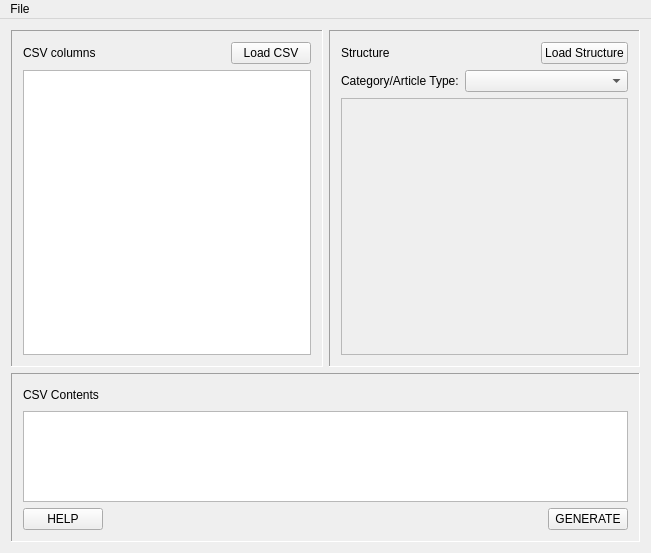
farling42/csv2rw, file mainwindow.ui: the form before one commit.
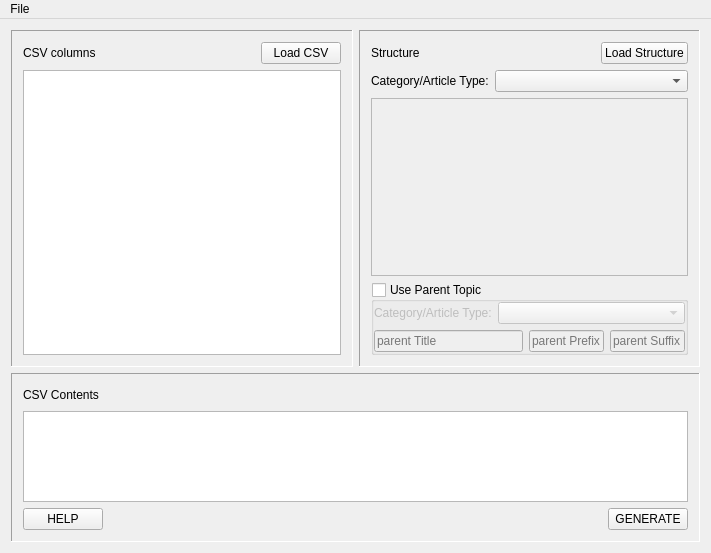
The form after the commit.

Commit message: Update to version 1.3, adding the capability to specify an optional parent category for all the topics/articles to be contained under.

```diff
--- a/mainwindow.ui
+++ b/mainwindow.ui
@@ -6,7 +6,7 @@
    <rect>
     <x>0</x>
     <y>0</y>
-    <width>651</width>
+    <width>711</width>
     <height>553</height>
    </rect>
   </property>
@@ -140,7 +140,7 @@
             <property name="frameShadow">
              <enum>QFrame::Sunken</enum>
             </property>
-            <layout class="QVBoxLayout" name="verticalLayout_2" stretch="0,0,0">
+            <layout class="QVBoxLayout" name="verticalLayout_2" stretch="0,0,0,0">
              <item>
               <widget class="QWidget" name="widget_4" native="true">
                <layout class="QHBoxLayout" name="horizontalLayout_4">
@@ -244,13 +244,137 @@
                  <rect>
                   <x>0</x>
                   <y>0</y>
-                  <width>300</width>
-                  <height>262</height>
+                  <width>321</width>
+                  <height>195</height>
                  </rect>
                 </property>
                </widget>
               </widget>
              </item>
+             <item>
+              <widget class="QGroupBox" name="parentGroupBox">
+               <property name="title">
+                <string>Use Parent Topic</string>
+               </property>
+               <property name="checkable">
+                <bool>true</bool>
+               </property>
+               <property name="checked">
+                <bool>false</bool>
+               </property>
+               <layout class="QVBoxLayout" name="verticalLayout_6">
+                <property name="leftMargin">
+                 <number>0</number>
+                </property>
+                <property name="topMargin">
+                 <number>0</number>
+                </property>
+                <property name="rightMargin">
+                 <number>0</number>
+                </property>
+                <property name="bottomMargin">
+                 <number>0</number>
+                </property>
+                <item>
+                 <widget class="QWidget" name="parentDetails" native="true">
+                  <layout class="QVBoxLayout" name="verticalLayout_7">
+                   <property name="leftMargin">
+                    <number>0</number>
+                   </property>
+                   <property name="topMargin">
+                    <number>0</number>
+                   </property>
+                   <property name="rightMargin">
+                    <number>0</number>
+                   </property>
+                   <property name="bottomMargin">
+                    <number>0</number>
+                   </property>
+                   <item>
+                    <widget class="QWidget" name="widget_7" native="true">
+                     <layout class="QHBoxLayout" name="horizontalLayout" stretch="0,1">
+                      <property name="leftMargin">
+                       <number>0</number>
+                      </property>
+                      <property name="topMargin">
+                       <number>0</number>
+                      </property>
+                      <property name="rightMargin">
+                       <number>0</number>
+                      </property>
+                      <property name="bottomMargin">
+                       <number>0</number>
+                      </property>
+                      <item>
+                       <widget class="QLabel" name="label_2">
+                        <property name="text">
+                         <string>Category/Article Type:</string>
+                        </property>
+                       </widget>
+                      </item>
+                      <item>
+                       <widget class="QComboBox" name="parentCategoryComboBox"/>
+                      </item>
+                     </layout>
+                    </widget>
+                   </item>
+                   <item>
+                    <widget class="QWidget" name="widget_9" native="true">
+                     <layout class="QHBoxLayout" name="horizontalLayout_8" stretch="1,0,0">
+                      <property name="leftMargin">
+                       <number>0</number>
+                      </property>
+                      <property name="topMargin">
+                       <number>0</number>
+                      </property>
+                      <property name="rightMargin">
+                       <number>0</number>
+                      </property>
+                      <property name="bottomMargin">
+                       <number>0</number>
+                      </property>
+                      <item>
+                       <widget class="QLineEdit" name="parentTitle">
+                        <property name="placeholderText">
+                         <string>parent Title</string>
+                        </property>
+                       </widget>
+                      </item>
+                      <item>
+                       <widget class="QLineEdit" name="parentPrefix">
+                        <property name="maximumSize">
+                         <size>
+                          <width>75</width>
+                          <height>16777215</height>
+                         </size>
+                        </property>
+                        <property name="placeholderText">
+                         <string>parent Prefix</string>
+                        </property>
+                       </widget>
+                      </item>
+                      <item>
+                       <widget class="QLineEdit" name="parentSuffix">
+                        <property name="maximumSize">
+                         <size>
+                          <width>75</width>
+                          <height>16777215</height>
+                         </size>
+                        </property>
+                        <property name="placeholderText">
+                         <string>parent Suffix</string>
+                        </property>
+                       </widget>
+                      </item>
+                     </layout>
+                    </widget>
+                   </item>
+                  </layout>
+                 </widget>
+                </item>
+               </layout>
+              </widget>
+             </item>
             </layout>
            </widget>
           </item>
@@ -378,7 +502,7 @@
     <rect>
      <x>0</x>
      <y>0</y>
-     <width>651</width>
+     <width>711</width>
      <height>21</height>
     </rect>
    </property>
```
Left out of the diff: 16 changed lines with no effect on the pictures. The commit also changes 12 other files.
